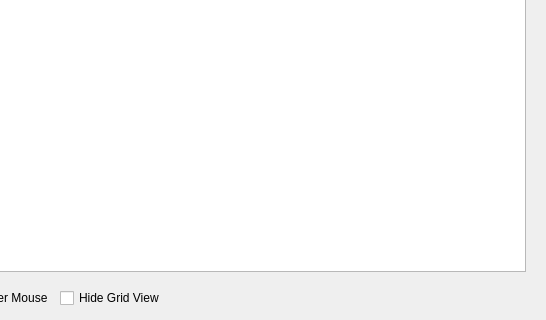
Before: the Qt Designer form src/ui/AP2DataPlot2D.ui in ArduPilot/apm_planner, drawn with Qt 5; both pictures show x 454 to 1000 and y 269 to 589 of the 1000 by 589 pixel window.
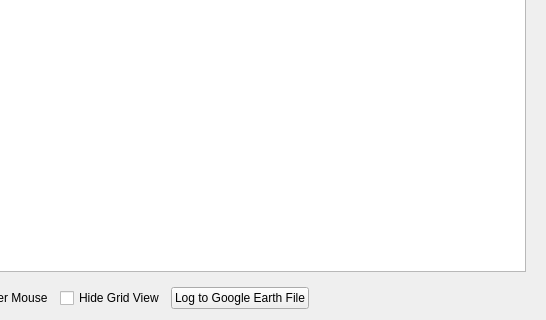
After: the same form once the commit is applied.

Commit message: Added Log to KML button to Graph View

Diff of the .ui file:
```diff
--- a/src/ui/AP2DataPlot2D.ui
+++ b/src/ui/AP2DataPlot2D.ui
@@ -80,6 +80,13 @@
          </property>
         </widget>
        </item>
+       <item>
+        <widget class="QPushButton" name="toKMLPushButton">
+         <property name="text">
+          <string>Log to Google Earth File</string>
+         </property>
+        </widget>
+       </item>
        <item>
         <spacer name="horizontalSpacer">
          <property name="orientation">
```
The commit also changes 4 other files.
